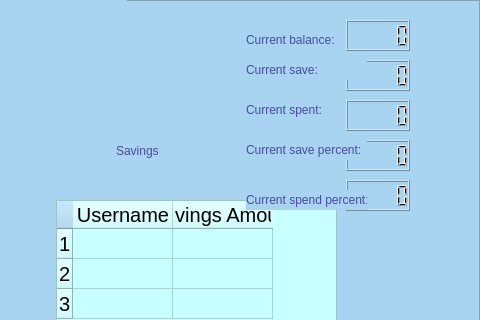
First picture: the form in view/leaderboard.ui, repository rawsashimi1604/1009_BankingSystem, before the edit; both pictures show x 474 to 954 and y 0 to 320 of the 954 by 507 pixel window.
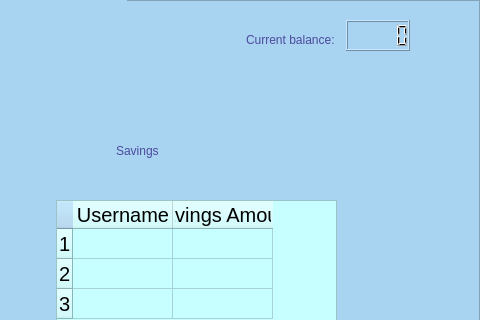
Second picture: the form after the edit.

```diff
--- a/view/leaderboard.ui
+++ b/view/leaderboard.ui
@@ -266,114 +266,6 @@
        <string/>
       </property>
      </widget>
-     <widget class="QLCDNumber" name="amtSave">
-      <property name="geometry">
-       <rect>
-        <x>820</x>
-        <y>60</y>
-        <width>64</width>
-        <height>31</height>
-       </rect>
-      </property>
-     </widget>
-     <widget class="QLabel" name="label_2">
-      <property name="geometry">
-       <rect>
-        <x>720</x>
-        <y>60</y>
-        <width>121</width>
-        <height>20</height>
-       </rect>
-      </property>
-      <property name="styleSheet">
-       <string notr="true">color: rgb(75, 73, 157);
-font: 700 9pt &quot;Segoe UI&quot;;</string>
-      </property>
-      <property name="text">
-       <string>Current save:</string>
-      </property>
-     </widget>
-     <widget class="QLabel" name="label_3">
-      <property name="geometry">
-       <rect>
-        <x>720</x>
-        <y>100</y>
-        <width>121</width>
-        <height>20</height>
-       </rect>
-      </property>
-      <property name="styleSheet">
-       <string notr="true">color: rgb(75, 73, 157);
-font: 700 9pt &quot;Segoe UI&quot;;</string>
-      </property>
-      <property name="text">
-       <string>Current spent:</string>
-      </property>
-     </widget>
-     <widget class="QLCDNumber" name="amtSpend">
-      <property name="geometry">
-       <rect>
-        <x>820</x>
-        <y>100</y>
-        <width>64</width>
-        <height>31</height>
-       </rect>
-      </property>
-     </widget>
-     <widget class="QLCDNumber" name="savepercent">
-      <property name="geometry">
-       <rect>
-        <x>820</x>
-        <y>140</y>
-        <width>64</width>
-        <height>31</height>
-       </rect>
-      </property>
-     </widget>
-     <widget class="QLabel" name="label_4">
-      <property name="geometry">
-       <rect>
-        <x>720</x>
-        <y>140</y>
-        <width>121</width>
-        <height>20</height>
-       </rect>
-      </property>
-      <property name="styleSheet">
-       <string notr="true">color: rgb(75, 73, 157);
-font: 700 9pt &quot;Segoe UI&quot;;</string>
-      </property>
-      <property name="text">
-       <string>Current save percent:</string>
-      </property>
-     </widget>
-     <widget class="QLCDNumber" name="spendpercent">
-      <property name="geometry">
-       <rect>
-        <x>820</x>
-        <y>180</y>
-        <width>64</width>
-        <height>31</height>
-       </rect>
-      </property>
-     </widget>
-     <widget class="QLabel" name="label_5">
-      <property name="geometry">
-       <rect>
-        <x>720</x>
-        <y>190</y>
-        <width>121</width>
-        <height>20</height>
-       </rect>
-      </property>
-      <property name="styleSheet">
-       <string notr="true">color: rgb(75, 73, 157);
-font: 700 9pt &quot;Segoe UI&quot;;</string>
-      </property>
-      <property name="text">
-       <string>Current spend percent:</string>
-      </property>
-     </widget>
     </widget>
    </widget>
   </widget>
```
